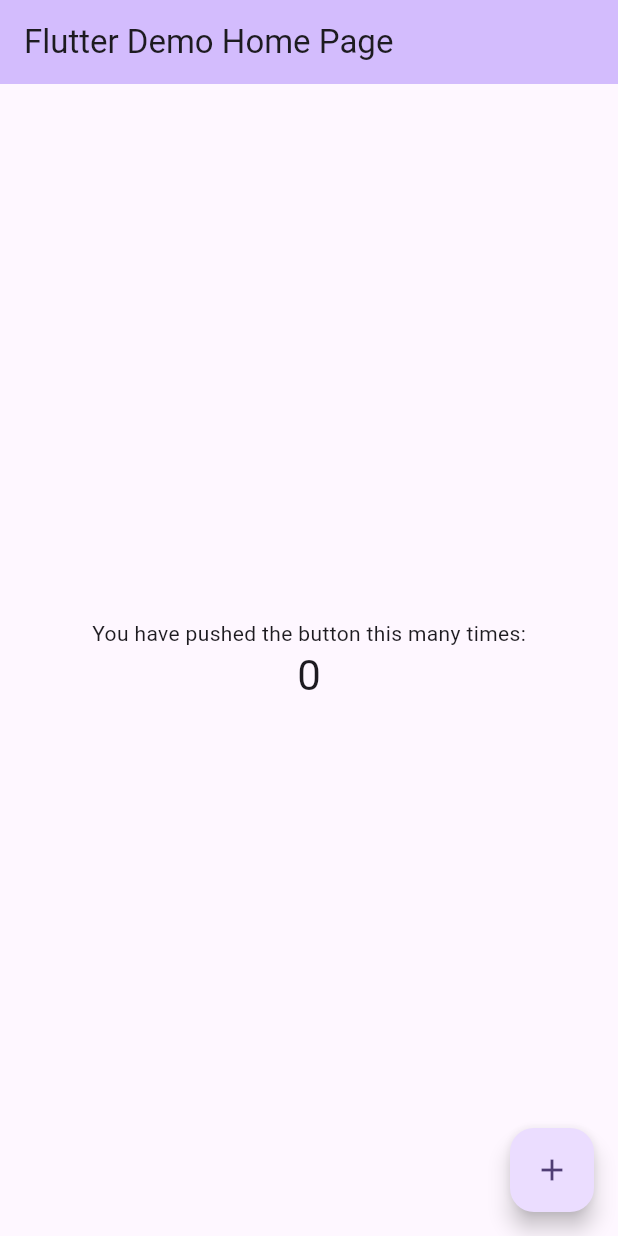
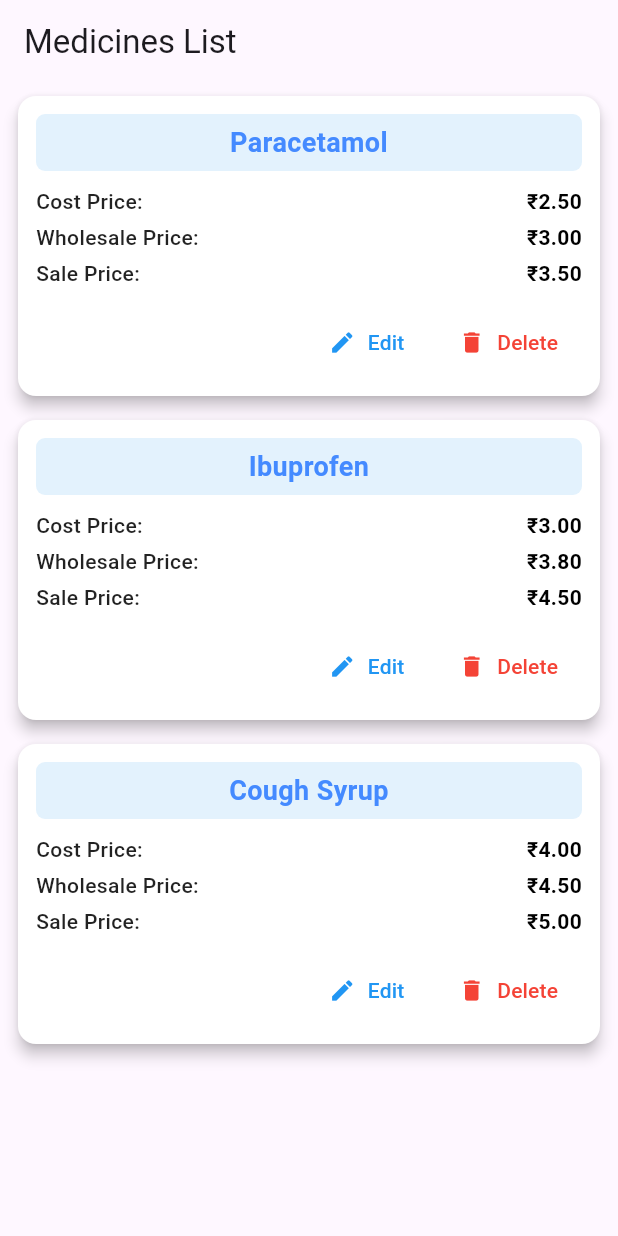
Before and after one commit to AzamFida/pharma_plus_mobile_app, a Flutter app: the screen it shows after launch, on a phone screen of 412 x 824 dp. Run offline on Flutter 3.47's test engine with Material 3 defaults, Android fonts, the phone set to English and light mode, and no system bars.

Commit message:
yaen yaen

```diff
--- /dev/null
+++ b/lib/data/models/medicine_model.dart
@@ -0,0 +1,85 @@
+import 'dart:convert';
+
+class MedicineModel {
+  final int id;
+  final String name;
+  final double costPrice;
+  final double wholeSalePrice;
+  final double salePrice;
+  MedicineModel({
+    required this.id,
+    required this.name,
+    required this.costPrice,
+    required this.wholeSalePrice,
+    required this.salePrice,
+  });
+
+  MedicineModel copyWith({
+    int? id,
+    String? name,
+    double? costPrice,
+    double? wholeSalePrice,
+    double? salePrice,
+  }) {
+    return MedicineModel(
+      id: id ?? this.id,
+      name: name ?? this.name,
+      costPrice: costPrice ?? this.costPrice,
+      wholeSalePrice: wholeSalePrice ?? this.wholeSalePrice,
+      salePrice: salePrice ?? this.salePrice,
+    );
+  }
+
+  Map<String, dynamic> toMap() {
+    final result = <String, dynamic>{};
+
+    result.addAll({'id': id});
+    result.addAll({'name': name});
+    result.addAll({'costPrice': costPrice});
+    result.addAll({'wholeSalePrice': wholeSalePrice});
+    result.addAll({'salePrice': salePrice});
+
+    return result;
+  }
+
+  factory MedicineModel.fromMap(Map<String, dynamic> map) {
+    return MedicineModel(
+      id: map['id']?.toInt() ?? 0,
+      name: map['name'] ?? '',
+      costPrice: map['costPrice']?.toDouble() ?? 0.0,
+      wholeSalePrice: map['wholeSalePrice']?.toDouble() ?? 0.0,
+      salePrice: map['salePrice']?.toDouble() ?? 0.0,
+    );
+  }
+
+  String toJson() => json.encode(toMap());
+
+  factory MedicineModel.fromJson(String source) =>
+      MedicineModel.fromMap(json.decode(source));
+
+  @override
+  String toString() {
+    return 'MedicineModel(id: $id, name: $name, costPrice: $costPrice, wholeSalePrice: $wholeSalePrice, salePrice: $salePrice)';
+  }
+
+  @override
+  bool operator ==(Object other) {
+    if (identical(this, other)) return true;
+
+    return other is MedicineModel &&
+        other.id == id &&
+        other.name == name &&
+        other.costPrice == costPrice &&
+        other.wholeSalePrice == wholeSalePrice &&
+        other.salePrice == salePrice;
+  }
+
+  @override
+  int get hashCode {
+    return id.hashCode ^
+        name.hashCode ^
+        costPrice.hashCode ^
+        wholeSalePrice.hashCode ^
+        salePrice.hashCode;
+  }
+}
--- a/lib/main.dart
+++ b/lib/main.dart
@@ -1,4 +1,5 @@
 import 'package:flutter/material.dart';
+import 'package:pharmaplus_flutter/presentation/screens/medicine_list_screen.dart';
 
 void main() {
   runApp(const MyApp());
@@ -7,116 +8,14 @@ void main() {
 class MyApp extends StatelessWidget {
   const MyApp({super.key});
 
-  // This widget is the root of your application.
   @override
   Widget build(BuildContext context) {
     return MaterialApp(
       title: 'Flutter Demo',
       theme: ThemeData(
-        // This is the theme of your application.
-        //
-        // TRY THIS: Try running your application with "flutter run". You'll see
-        // the application has a purple toolbar. Then, without quitting the app,
-        // try changing the seedColor in the colorScheme below to Colors.green
-        // and then invoke "hot reload" (save your changes or press the "hot
-        // reload" button in a Flutter-supported IDE, or press "r" if you used
-        // the command line to start the app).
-        //
-        // Notice that the counter didn't reset back to zero; the application
-        // state is not lost during the reload. To reset the state, use hot
-        // restart instead.
-        //
-        // This works for code too, not just values: Most code changes can be
-        // tested with just a hot reload.
         colorScheme: ColorScheme.fromSeed(seedColor: Colors.deepPurple),
       ),
-      home: const MyHomePage(title: 'Flutter Demo Home Page'),
+      home: MedicineListScreen(),
     );
   }
 }
-
-class MyHomePage extends StatefulWidget {
-  const MyHomePage({super.key, required this.title});
-
-  // This widget is the home page of your application. It is stateful, meaning
-  // that it has a State object (defined below) that contains fields that affect
-  // how it looks.
-
-  // This class is the configuration for the state. It holds the values (in this
-  // case the title) provided by the parent (in this case the App widget) and
-  // used by the build method of the State. Fields in a Widget subclass are
-  // always marked "final".
-
-  final String title;
-
-  @override
-  State<MyHomePage> createState() => _MyHomePageState();
-}
-
-class _MyHomePageState extends State<MyHomePage> {
-  int _counter = 0;
-
-  void _incrementCounter() {
-    setState(() {
-      // This call to setState tells the Flutter framework that something has
-      // changed in this State, which causes it to rerun the build method below
-      // so that the display can reflect the updated values. If we changed
-      // _counter without calling setState(), then the build method would not be
-      // called again, and so nothing would appear to happen.
-      _counter++;
-    });
-  }
-
-  @override
-  Widget build(BuildContext context) {
-    // This method is rerun every time setState is called, for instance as done
-    // by the _incrementCounter method above.
-    //
-    // The Flutter framework has been optimized to make rerunning build methods
-    // fast, so that you can just rebuild anything that needs updating rather
-    // than having to individually change instances of widgets.
-    return Scaffold(
-      appBar: AppBar(
-        // TRY THIS: Try changing the color here to a specific color (to
-        // Colors.amber, perhaps?) and trigger a hot reload to see the AppBar
-        // change color while the other colors stay the same.
-        backgroundColor: Theme.of(context).colorScheme.inversePrimary,
-        // Here we take the value from the MyHomePage object that was created by
-        // the App.build method, and use it to set our appbar title.
-        title: Text(widget.title),
-      ),
-      body: Center(
-        // Center is a layout widget. It takes a single child and positions it
-        // in the middle of the parent.
-        child: Column(
-          // Column is also a layout widget. It takes a list of children and
-          // arranges them vertically. By default, it sizes itself to fit its
-          // children horizontally, and tries to be as tall as its parent.
-          //
-          // Column has various properties to control how it sizes itself and
-          // how it positions its children. Here we use mainAxisAlignment to
-          // center the children vertically; the main axis here is the vertical
-          // axis because Columns are vertical (the cross axis would be
-          // horizontal).
-          //
-          // TRY THIS: Invoke "debug painting" (choose the "Toggle Debug Paint"
-          // action in the IDE, or press "p" in the console), to see the
-          // wireframe for each widget.
-          mainAxisAlignment: MainAxisAlignment.center,
-          children: <Widget>[
-            const Text('You have pushed the button this many times:'),
-            Text(
-              '$_counter',
-              style: Theme.of(context).textTheme.headlineMedium,
-            ),
-          ],
-        ),
-      ),
-      floatingActionButton: FloatingActionButton(
-        onPressed: _incrementCounter,
-        tooltip: 'Increment',
-        child: const Icon(Icons.add),
-      ), // This trailing comma makes auto-formatting nicer for build methods.
-    );
-  }
-}
--- /dev/null
+++ b/lib/presentation/screens/medicine_list_screen.dart
@@ -0,0 +1,56 @@
+import 'package:flutter/material.dart';
+import 'package:pharmaplus_flutter/data/models/medicine_model.dart';
+import 'package:pharmaplus_flutter/presentation/widgets/medicine_list_tile.dart'; // Update path as needed
+
+class MedicineListScreen extends StatelessWidget {
+  MedicineListScreen({super.key});
+
+  // Dummy data list
+  final List<MedicineModel> dummyMedicines = [
+    MedicineModel(
+      id: 1,
+      name: 'Paracetamol',
+      costPrice: 2.50,
+      wholeSalePrice: 3.00,
+      salePrice: 3.50,
+    ),
+    MedicineModel(
+      id: 2,
+      name: 'Ibuprofen',
+      costPrice: 3.00,
+      wholeSalePrice: 3.80,
+      salePrice: 4.50,
+    ),
+    MedicineModel(
+      id: 3,
+      name: 'Cough Syrup',
+      costPrice: 4.00,
+      wholeSalePrice: 4.50,
+      salePrice: 5.00,
+    ),
+  ];
+
+  @override
+  Widget build(BuildContext context) {
+    return Scaffold(
+      appBar: AppBar(title: const Text('Medicines List')),
+      body: ListView.builder(
+        itemCount: dummyMedicines.length,
+        itemBuilder: (context, index) {
+          final medicine = dummyMedicines[index];
+          return MedicineListTile(
+            medicine: medicine,
+            onEdit: () {
+              // You can navigate to your edit screen here
+              debugPrint('Edit: ${medicine.name}');
+            },
+            onDelete: () {
+              // For now just print delete
+              debugPrint('Delete: ${medicine.name}');
+            },
+          );
+        },
+      ),
+    );
+  }
+}
--- a/lib/presentation/screens/splashScreen/splashScreen.dart
+++ /dev/null
@@ -1,10 +0,0 @@
-import 'package:flutter/material.dart';
-
-class Splashscreen extends StatelessWidget {
-  const Splashscreen({super.key});
-
-  @override
-  Widget build(BuildContext context) {
-    return const Placeholder();
-  }
-}
--- /dev/null
+++ b/lib/presentation/widgets/medicine_list_tile.dart
@@ -0,0 +1,124 @@
+import 'package:flutter/material.dart';
+import 'package:pharmaplus_flutter/data/models/medicine_model.dart';
+
+class MedicineListTile extends StatelessWidget {
+  final MedicineModel medicine;
+  final VoidCallback onEdit;
+  final VoidCallback onDelete;
+
+  const MedicineListTile({
+    super.key,
+    required this.medicine,
+    required this.onEdit,
+    required this.onDelete,
+  });
+
+  @override
+  Widget build(BuildContext context) {
+    return Card(
+      color: Colors.white,
+      margin: const EdgeInsets.symmetric(horizontal: 12, vertical: 8),
+      shape: RoundedRectangleBorder(borderRadius: BorderRadius.circular(12)),
+      elevation: 4,
+      child: Padding(
+        padding: const EdgeInsets.all(12.0),
+        child: Column(
+          crossAxisAlignment: CrossAxisAlignment.start,
+          children: [
+            // Header (medicine name)
+            Container(
+              width: double.infinity,
+              padding: const EdgeInsets.symmetric(vertical: 6),
+              decoration: BoxDecoration(
+                color: Colors.blue.shade50,
+                borderRadius: BorderRadius.circular(6),
+              ),
+              child: Text(
+                medicine.name,
+                style: const TextStyle(
+                  fontSize: 18,
+                  fontWeight: FontWeight.w600,
+                  color: Colors.blueAccent,
+                ),
+                textAlign: TextAlign.center,
+              ),
+            ),
+            const SizedBox(height: 10),
+
+            // Prices
+            Row(
+              mainAxisAlignment: MainAxisAlignment.spaceBetween,
+              children: [
+                Text('Cost Price:', style: _labelStyle),
+                Text(
+                  '₹${medicine.costPrice.toStringAsFixed(2)}',
+                  style: _valueStyle,
+                ),
+              ],
+            ),
+            const SizedBox(height: 4),
+            Row(
+              mainAxisAlignment: MainAxisAlignment.spaceBetween,
+              children: [
+                Text('Wholesale Price:', style: _labelStyle),
+                Text(
+                  '₹${medicine.wholeSalePrice.toStringAsFixed(2)}',
+                  style: _valueStyle,
+                ),
+              ],
+            ),
+            const SizedBox(height: 4),
+            Row(
+              mainAxisAlignment: MainAxisAlignment.spaceBetween,
+              children: [
+                Text('Sale Price:', style: _labelStyle),
+                Text(
+                  '₹${medicine.salePrice.toStringAsFixed(2)}',
+                  style: _valueStyle,
+                ),
+              ],
+            ),
+
+            const SizedBox(height: 12),
+
+            // Action buttons
+            Row(
+              mainAxisAlignment: MainAxisAlignment.end,
+              children: [
+                TextButton.icon(
+                  onPressed: onEdit,
+                  icon: const Icon(Icons.edit, color: Colors.blue),
+                  label: const Text(
+                    'Edit',
+                    style: TextStyle(color: Colors.blue),
+                  ),
+                ),
+                const SizedBox(width: 8),
+                TextButton.icon(
+                  onPressed: onDelete,
+                  icon: const Icon(Icons.delete, color: Colors.red),
+                  label: const Text(
+                    'Delete',
+                    style: TextStyle(color: Colors.red),
+                  ),
+                ),
+              ],
+            ),
+          ],
+        ),
+      ),
+    );
+  }
+
+  TextStyle get _labelStyle => const TextStyle(
+    fontSize: 14,
+    fontWeight: FontWeight.w500,
+    color: Colors.black87,
+  );
+
+  TextStyle get _valueStyle => const TextStyle(
+    fontSize: 14,
+    fontWeight: FontWeight.w600,
+    color: Colors.black,
+  );
+}
```
Also changed, not shown: lib/presentation/screens/add_edit_medicine_screen.dart (added), lib/presentation/screens/splash_screen.dart (added).
